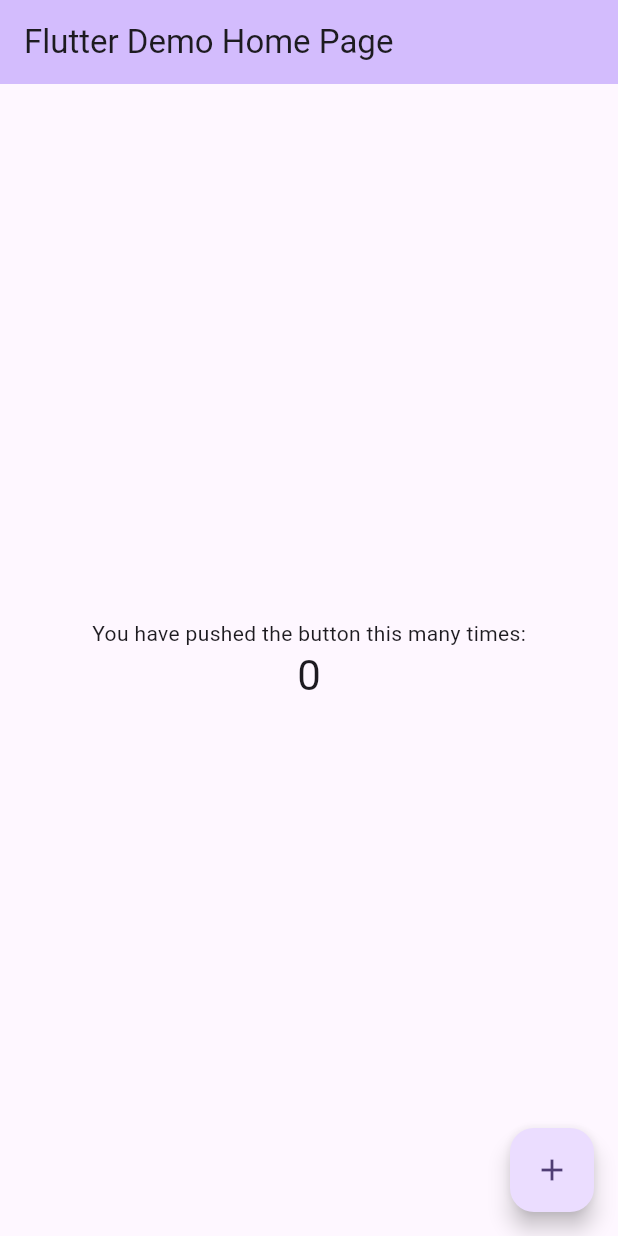
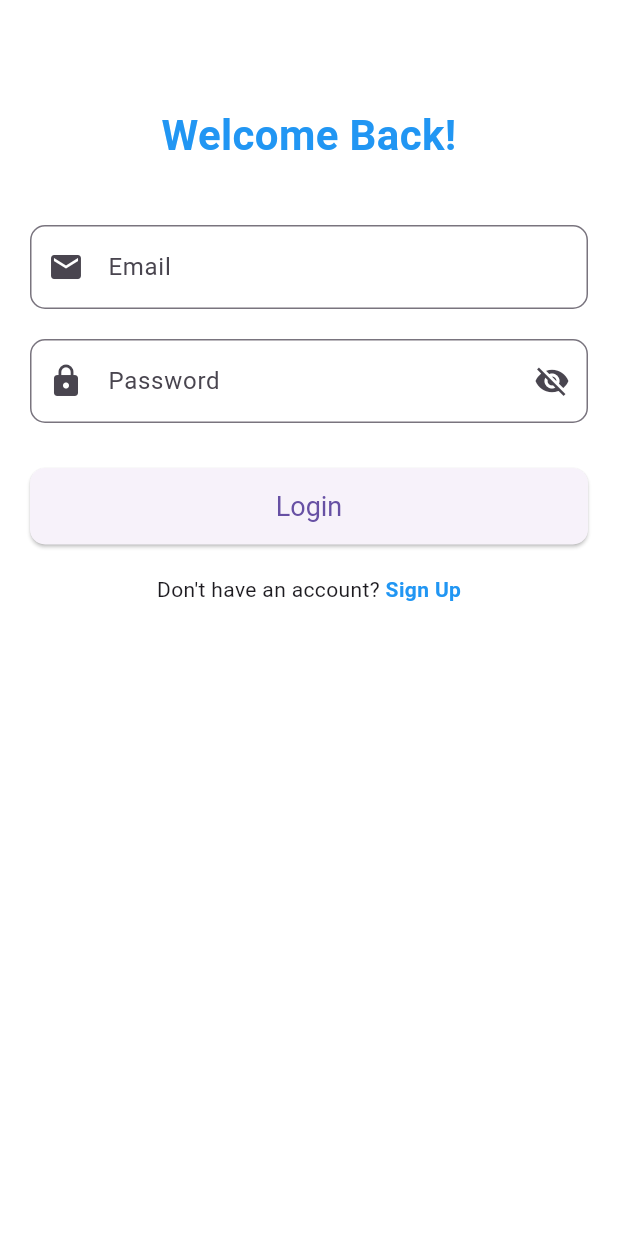
Before and after one commit to fizzzzaaa/campus, a Flutter app: the screen it shows after launch, on a phone screen of 412 x 824 dp. Run offline on Flutter 3.47's test engine with Material 3 defaults, Android fonts, the phone set to English and light mode, and no system bars; our stand-ins replace firebase_auth, firebase_core; accounts and stored records are empty.

Commit message:
firebase integration
firebase authentication with email and pasword

```diff
--- /dev/null
+++ b/lib/loginscreen.dart
@@ -0,0 +1,139 @@
+import 'package:flutter/material.dart';
+import 'package:firebase_auth/firebase_auth.dart';
+import 'package:campus/home_screen.dart';
+import 'package:campus/signupScreen.dart';
+
+class LoginScreen extends StatefulWidget {
+  @override
+  _LoginScreenState createState() => _LoginScreenState();
+}
+
+class _LoginScreenState extends State<LoginScreen> {
+  final TextEditingController emailController = TextEditingController();
+  final TextEditingController passwordController = TextEditingController();
+  final FirebaseAuth _auth = FirebaseAuth.instance;
+
+  bool _isPasswordVisible = false;
+
+  Future<void> _login() async {
+    try {
+      // Simulate an error like Firebase being disconnected
+      throw FirebaseAuthException(
+        code: 'network-request-failed',
+        message: 'Please try again later.',
+      );
+
+      // Uncomment the following code when Firebase connection is restored
+      // UserCredential userCredential = await _auth.signInWithEmailAndPassword(
+      //   email: emailController.text.trim(),
+      //   password: passwordController.text.trim(),
+      // );
+
+      // If successful, navigate to HomeScreen
+      // Navigator.pushReplacement(
+      //   context,
+      //   MaterialPageRoute(builder: (context) => HomeScreen()),
+      // );
+    } on FirebaseAuthException catch (e) {
+      // Simulate error message
+      ScaffoldMessenger.of(context).showSnackBar(
+        SnackBar(content: Text('Login failed: ${e.message}')),
+      );
+    }
+  }
+
+  @override
+  Widget build(BuildContext context) {
+    return Scaffold(
+      backgroundColor: Colors.white,
+      body: SingleChildScrollView(
+        child: Padding(
+          padding: const EdgeInsets.all(20.0),
+          child: Column(
+            crossAxisAlignment: CrossAxisAlignment.stretch,
+            mainAxisAlignment: MainAxisAlignment.center,
+            children: [
+              SizedBox(height: 50),
+              Text(
+                'Welcome Back!',
+                textAlign: TextAlign.center,
+                style: TextStyle(
+                  fontSize: 28,
+                  fontWeight: FontWeight.bold,
+                  color: Colors.blue,
+                ),
+              ),
+              SizedBox(height: 40),
+              TextField(
+                controller: emailController,
+                decoration: InputDecoration(
+                  labelText: 'Email',
+                  prefixIcon: Icon(Icons.email),
+                  border: OutlineInputBorder(
+                    borderRadius: BorderRadius.circular(10),
+                  ),
+                ),
+              ),
+              SizedBox(height: 20),
+              TextField(
+                controller: passwordController,
+                obscureText: !_isPasswordVisible,
+                decoration: InputDecoration(
+                  labelText: 'Password',
+                  prefixIcon: Icon(Icons.lock),
+                  suffixIcon: IconButton(
+                    icon: Icon(
+                      _isPasswordVisible ? Icons.visibility : Icons.visibility_off,
+                    ),
+                    onPressed: () {
+                      setState(() {
+                        _isPasswordVisible = !_isPasswordVisible;
+                      });
+                    },
+                  ),
+                  border: OutlineInputBorder(
+                    borderRadius: BorderRadius.circular(10),
+                  ),
+                ),
+              ),
+              SizedBox(height: 30),
+              ElevatedButton(
+                onPressed: _login,
+                child: Text('Login'),
+                style: ElevatedButton.styleFrom(
+                  padding: EdgeInsets.symmetric(vertical: 15),
+                  textStyle: TextStyle(fontSize: 18),
+                  shape: RoundedRectangleBorder(
+                    borderRadius: BorderRadius.circular(10),
+                  ),
+                ),
+              ),
+              SizedBox(height: 20),
+              Row(
+                mainAxisAlignment: MainAxisAlignment.center,
+                children: [
+                  Text("Don't have an account? "),
+                  GestureDetector(
+                    onTap: () {
+                      Navigator.push(
+                        context,
+                        MaterialPageRoute(builder: (context) => SignUpScreen()),
+                      );
+                    },
+                    child: Text(
+                      'Sign Up',
+                      style: TextStyle(
+                        color: Colors.blue,
+                        fontWeight: FontWeight.bold,
+                      ),
+                    ),
+                  ),
+                ],
+              ),
+            ],
+          ),
+        ),
+      ),
+    );
+  }
+}
--- a/lib/main.dart
+++ b/lib/main.dart
@@ -1,125 +1,24 @@
 import 'package:flutter/material.dart';
+import 'package:firebase_core/firebase_core.dart'; // Import Firebase core
+import 'package:campus/loginscreen.dart'; // Import the login screen
+import 'package:campus/splash.dart'; // Import the splash screen
 
-void main() {
-  runApp(const MyApp());
+void main() async {
+  WidgetsFlutterBinding.ensureInitialized(); // Ensures that Firebase is initialized before the app runs
+  await Firebase.initializeApp(); // Initialize Firebase
+  runApp(MyApp());
 }
 
 class MyApp extends StatelessWidget {
-  const MyApp({super.key});
-
-  // This widget is the root of your application.
   @override
   Widget build(BuildContext context) {
     return MaterialApp(
-      title: 'Flutter Demo',
+      debugShowCheckedModeBanner: false, // Removes the debug banner
+      title: 'Campus Life Assistant',
       theme: ThemeData(
-        // This is the theme of your application.
-        //
-        // TRY THIS: Try running your application with "flutter run". You'll see
-        // the application has a purple toolbar. Then, without quitting the app,
-        // try changing the seedColor in the colorScheme below to Colors.green
-        // and then invoke "hot reload" (save your changes or press the "hot
-        // reload" button in a Flutter-supported IDE, or press "r" if you used
-        // the command line to start the app).
-        //
-        // Notice that the counter didn't reset back to zero; the application
-        // state is not lost during the reload. To reset the state, use hot
-        // restart instead.
-        //
-        // This works for code too, not just values: Most code changes can be
-        // tested with just a hot reload.
-        colorScheme: ColorScheme.fromSeed(seedColor: Colors.deepPurple),
-        useMaterial3: true,
+        primarySwatch: Colors.blue,
       ),
-      home: const MyHomePage(title: 'Flutter Demo Home Page'),
+      home: SplashScreen(), // Set SplashScreen as the initial screen
     );
   }
 }
-
-class MyHomePage extends StatefulWidget {
-  const MyHomePage({super.key, required this.title});
-
-  // This widget is the home page of your application. It is stateful, meaning
-  // that it has a State object (defined below) that contains fields that affect
-  // how it looks.
-
-  // This class is the configuration for the state. It holds the values (in this
-  // case the title) provided by the parent (in this case the App widget) and
-  // used by the build method of the State. Fields in a Widget subclass are
-  // always marked "final".
-
-  final String title;
-
-  @override
-  State<MyHomePage> createState() => _MyHomePageState();
-}
-
-class _MyHomePageState extends State<MyHomePage> {
-  int _counter = 0;
-
-  void _incrementCounter() {
-    setState(() {
-      // This call to setState tells the Flutter framework that something has
-      // changed in this State, which causes it to rerun the build method below
-      // so that the display can reflect the updated values. If we changed
-      // _counter without calling setState(), then the build method would not be
-      // called again, and so nothing would appear to happen.
-      _counter++;
-    });
-  }
-
-  @override
-  Widget build(BuildContext context) {
-    // This method is rerun every time setState is called, for instance as done
-    // by the _incrementCounter method above.
-    //
-    // The Flutter framework has been optimized to make rerunning build methods
-    // fast, so that you can just rebuild anything that needs updating rather
-    // than having to individually change instances of widgets.
-    return Scaffold(
-      appBar: AppBar(
-        // TRY THIS: Try changing the color here to a specific color (to
-        // Colors.amber, perhaps?) and trigger a hot reload to see the AppBar
-        // change color while the other colors stay the same.
-        backgroundColor: Theme.of(context).colorScheme.inversePrimary,
-        // Here we take the value from the MyHomePage object that was created by
-        // the App.build method, and use it to set our appbar title.
-        title: Text(widget.title),
-      ),
-      body: Center(
-        // Center is a layout widget. It takes a single child and positions it
-        // in the middle of the parent.
-        child: Column(
-          // Column is also a layout widget. It takes a list of children and
-          // arranges them vertically. By default, it sizes itself to fit its
-          // children horizontally, and tries to be as tall as its parent.
-          //
-          // Column has various properties to control how it sizes itself and
-          // how it positions its children. Here we use mainAxisAlignment to
-          // center the children vertically; the main axis here is the vertical
-          // axis because Columns are vertical (the cross axis would be
-          // horizontal).
-          //
-          // TRY THIS: Invoke "debug painting" (choose the "Toggle Debug Paint"
-          // action in the IDE, or press "p" in the console), to see the
-          // wireframe for each widget.
-          mainAxisAlignment: MainAxisAlignment.center,
-          children: <Widget>[
-            const Text(
-              'You have pushed the button this many times:',
-            ),
-            Text(
-              '$_counter',
-              style: Theme.of(context).textTheme.headlineMedium,
-            ),
-          ],
-        ),
-      ),
-      floatingActionButton: FloatingActionButton(
-        onPressed: _incrementCounter,
-        tooltip: 'Increment',
-        child: const Icon(Icons.add),
-      ), // This trailing comma makes auto-formatting nicer for build methods.
-    );
-  }
-}
```
Also changed, not shown: lib/home_screen.dart (added, +43 -0 lines), lib/signupScreen.dart (added, +108 -0 lines), lib/splash.dart (added, +50 -0 lines), pubspec.yaml (+6 -67 lines), assets/logo.jpg (added), pubspec.lock, 3 other files.
